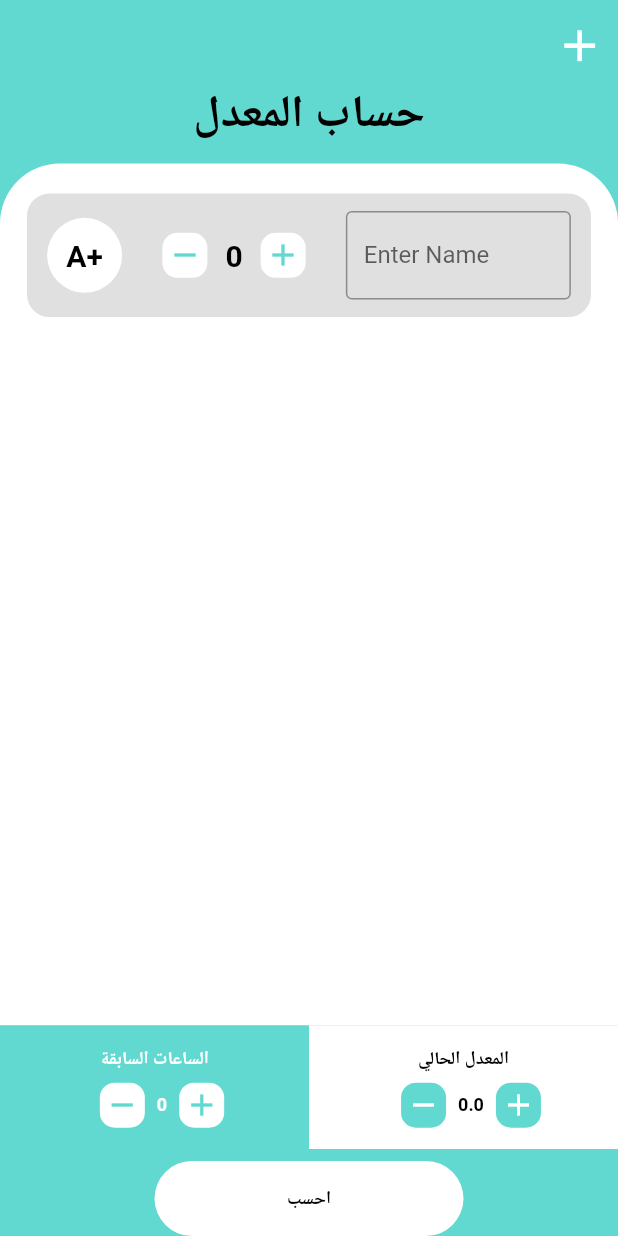
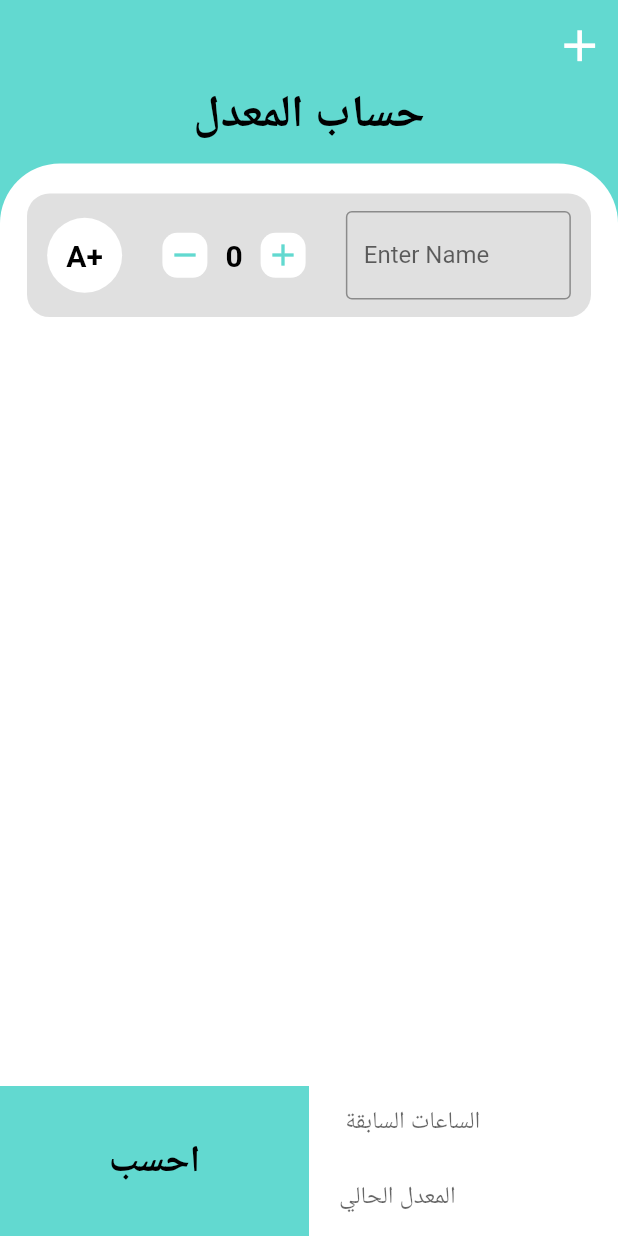
Before and after one commit to 36nv/GPA-Calculator, a Flutter app: the screen it shows after launch, on a phone screen of 412 x 824 dp. Run offline on Flutter 3.47's test engine with Material 2 defaults, Android fonts, the phone set to English and light mode, and no system bars.

Commit message:
some edit

```diff
--- a/lib/Screens/calculator_screen.dart
+++ b/lib/Screens/calculator_screen.dart
@@ -6,6 +6,8 @@ import 'package:gpa_calculator/Widgets/my_text_widget.dart';
 import 'package:gpa_calculator/constants/spacings.dart';
 import 'package:gpa_calculator/extensions/screen_size.dart';
 import 'package:gpa_calculator/main.dart';
+import 'package:flutter/material.dart';
+import 'package:flutter/services.dart';
 
 class CalculatorScreens extends StatefulWidget {
   const CalculatorScreens({Key? key}) : super(key: key);
@@ -15,6 +17,8 @@ class CalculatorScreens extends StatefulWidget {
 }
 
 class _CalculatorScreensState extends State<CalculatorScreens> {
+  TextEditingController currentGpaController = TextEditingController();
+
   void increasePreviousHours() {
     setState(() {
       previousHours++;
@@ -69,8 +73,9 @@ class _CalculatorScreensState extends State<CalculatorScreens> {
               },
               icon: Icon(
                 Icons.add,
-                )),
-          )
+              ),
+            ),
+          ),
         ],
       ),
       backgroundColor: Color(0xFF62D9D0),
@@ -94,6 +99,9 @@ class _CalculatorScreensState extends State<CalculatorScreens> {
               ),
               child: Padding(
                 padding: const EdgeInsets.only(top: 20),
+                child: Column(
+                  children: [
+                    Expanded(
                       child: ListView(
                         children: List.generate(contCourse, (index) {
                           return Column(
@@ -105,51 +113,96 @@ class _CalculatorScreensState extends State<CalculatorScreens> {
                         }),
                       ),
                     ),
+                    Row(
+                      children: [
+                        InkWell(
+                          onTap: () {},
+                          child: Container(
+                            width: context.getWidth() / 2,
+                            height: 100,
+                            decoration: BoxDecoration(
+                              color: MyColors.primaryColor,
+                            ),
+                            child: Center(
+                              child: MyText(
+                                textIn: "احسب",
+                                textSize: 25,
                               ),
                             ),
-          Column(
-            mainAxisAlignment: MainAxisAlignment.end,
+                          ),
+                        ),
+                        Container(
+                          width: context.getWidth() / 2,
+                          decoration: BoxDecoration(
+                            color: MyColors.secondaryColor,
+                          ),
+                          child: Column(
+                            mainAxisAlignment: MainAxisAlignment.center,
                             children: [
-              Row(
-                children: [
-                  AddWidget(
-                    boxColor: MyColors.primaryColor,
-                    textColor: MyColors.secondaryColor,
-                    boxColorIncDec: MyColors.secondaryColor,
-                    request: 'الساعات السابقة',
-                    response: previousHours,
-                    onPressedIncrement: increasePreviousHours,
-                    onPressedDecrement: decreasePreviousHours,
+                              SizedBox(
+                                height: 50,
+                                child: Padding(
+                                  padding: const EdgeInsets.all(8.0),
+                                  child: TextField(
+                                    inputFormatters: [
+                                      FilteringTextInputFormatter.digitsOnly,
+                                      LengthLimitingTextInputFormatter(4),
+                                    ],
+                                    keyboardType: TextInputType.number,
+                                    decoration: InputDecoration(
+                                      labelText: ' الساعات السابقة',
+                                      enabledBorder: OutlineInputBorder(
+                                        borderSide: BorderSide.none,
                                       ),
-                  AddWidget(
-                    boxColor: MyColors.secondaryColor,
-                    textColor: MyColors.blackColor,
-                    boxColorIncDec: MyColors.primaryColor,
-                    request: 'المعدل الحالي',
-                    response: currentGPA,
-                    onPressedIncrement: increaseCurrentGPA,
-                    onPressedDecrement: decreaseCurrentGPA,
+                                      focusedBorder: OutlineInputBorder(
+                                        borderSide: BorderSide.none,
+                                      ),
+                                    ),
+                                  ),
+                                ),
+                              ),
+                              SizedBox(
+                                height: 50,
+                                child: Padding(
+                                  padding: const EdgeInsets.all(8.0),
+                                  child: TextField(
+                                    controller: currentGpaController,
+                                    keyboardType:
+                                        TextInputType.numberWithOptions(
+                                            decimal: true),
+                                    inputFormatters: [
+                                      FilteringTextInputFormatter.allow(
+                                          RegExp(r'^[0-5](\.\d{0,2})?')),
+                                    ],
+                                    decoration: InputDecoration(
+                                      labelText: 'المعدل الحالي',
+                                      enabledBorder: OutlineInputBorder(
+                                        borderSide: BorderSide.none,
+                                      ),
+                                      focusedBorder: OutlineInputBorder(
+                                        borderSide: BorderSide.none,
+                                      ),
+                                    ),
+                                    onChanged: (text) {
+                                      double value =
+                                          double.tryParse(text) ?? 0.0;
+                                      if (value > 5.00) {
+                                        currentGpaController.text = '5.00';
+                                      }
+                                    },
+                                  ),
+                                ),
+                              ),
+                            ],
+                          ),
                         ),
                       ],
                     ),
                   ],
                 ),
-          kVSpace8,
-          InkWell(
-            onTap: () {},
-            child: Container(
-              width: MediaQuery.of(context).size.width / 2,
-              height: 50,
-              child: Center(
-                child: MyText(
-                  textIn: "احسب",
               ),
             ),
-              decoration: BoxDecoration(
-                  color: MyColors.secondaryColor,
-                  borderRadius: BorderRadius.circular(50)),
           ),
-          )
         ],
       ),
     );
--- a/lib/Widgets/add_widget.dart
+++ b/lib/Widgets/add_widget.dart
@@ -29,9 +29,8 @@ class AddWidget extends StatelessWidget {
     return Container(
       width: context.getWidth() / 2,
       height: context.getHeight() / 10,
-      decoration: BoxDecoration(
-        color: boxColor,
-      ),
+      decoration:
+          BoxDecoration(color: boxColor, borderRadius: BorderRadius.only()),
       child: Column(
         mainAxisAlignment: MainAxisAlignment.center,
         children: [
--- a/lib/Widgets/course_name_widget.dart
+++ b/lib/Widgets/course_name_widget.dart
@@ -4,6 +4,7 @@ import 'package:gpa_calculator/Widgets/inc_and_dec_widget.dart';
 import 'package:gpa_calculator/Widgets/my_text_widget.dart';
 import 'package:gpa_calculator/constants/spacings.dart';
 import 'package:gpa_calculator/extensions/screen_size.dart';
+import 'package:flutter/material.dart';
 import 'package:gpa_calculator/main.dart';
 
 class CourseNameWidget extends StatefulWidget {
--- a/pubspec.yaml
+++ b/pubspec.yaml
@@ -35,6 +35,7 @@ dependencies:
   # The following adds the Cupertino Icons font to your application.
   # Use with the CupertinoIcons class for iOS style icons.
   cupertino_icons: ^1.0.2
+  flutter_slidable: ^3.0.0
 
 dev_dependencies:
   flutter_test:
```
Also changed, not shown: pubspec.lock. Lines whose indentation alone changed are shown as unchanged.
